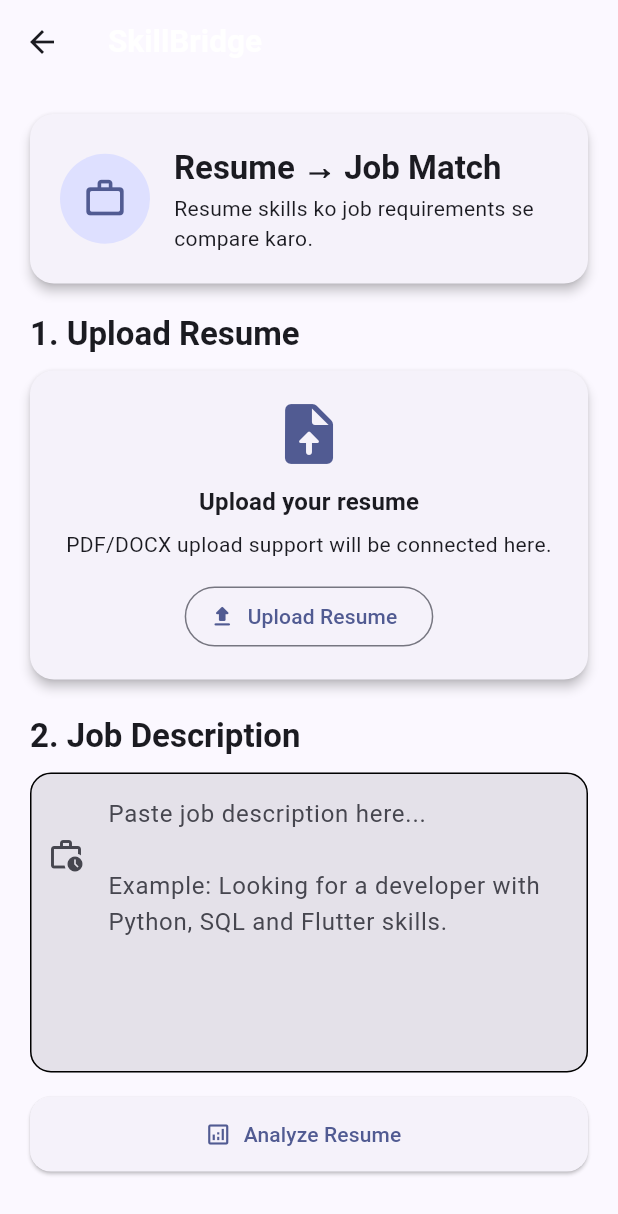
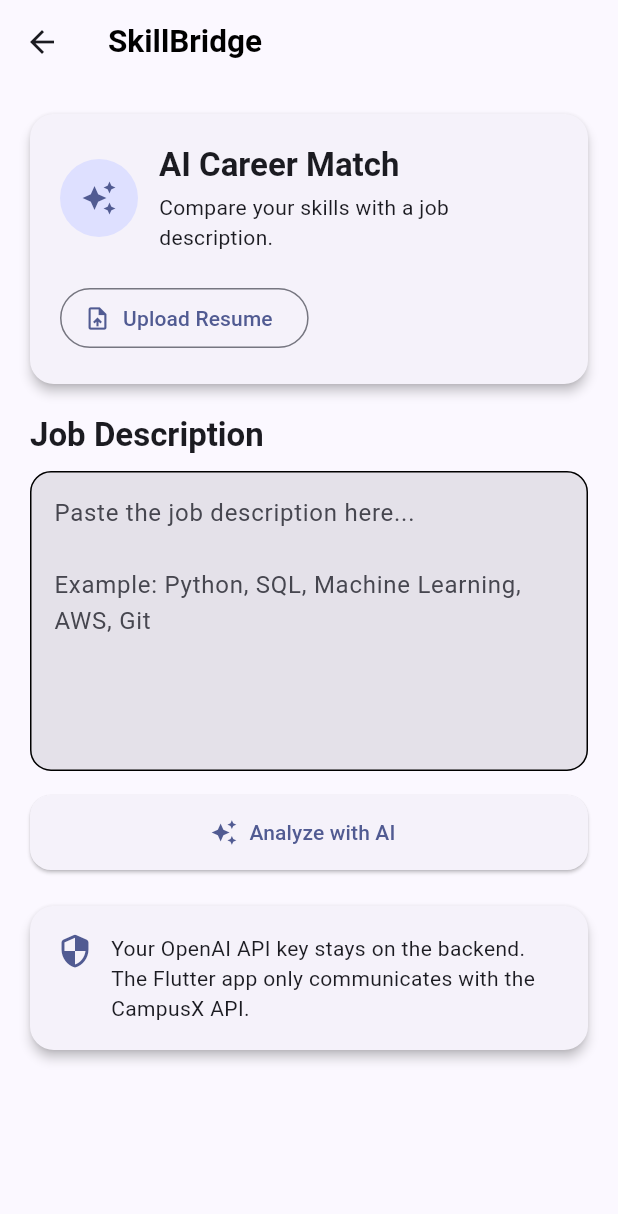
Before and after one commit to lalunishad90050-jpg/campusX, a Flutter app: the SkillBridgeScreen screen opened by its route, on a phone screen of 412 x 824 dp. Shown: the top 1214 px of the screen. Run offline on Flutter 3.47's test engine with Material 3 defaults, Android fonts, the phone set to English and light mode, and no system bars; our stand-ins replace cloud_firestore, firebase_auth, firebase_core, flutter_map, latlong2; accounts and stored records are empty.

Commit message:
Connect SkillBridge to online backend

```diff
--- a/lib/screens/skillbridge_screen.dart
+++ b/lib/screens/skillbridge_screen.dart
@@ -15,38 +15,15 @@ class _SkillBridgeScreenState extends State<SkillBridgeScreen> {
 
   bool resumeUploaded = false;
   bool isAnalyzing = false;
-  bool analysisDone = false;
 
   int matchPercentage = 0;
-
   List<String> matchedSkills = [];
   List<String> missingSkills = [];
+  List<Map<String, dynamic>> roadmap = [];
 
-  // Linux desktop par FastAPI same Chromebook par chal raha hai.
-  static const String apiUrl = 'http://127.0.0.1:8000/skillbridge/analyze';
-
-  final List<Map<String, dynamic>> roadmap = [
-    {
-      'week': 'Week 1',
-      'title': 'Python Fundamentals',
-      'topics': ['Variables & Data Types', 'Conditions & Loops', 'Functions'],
-    },
-    {
-      'week': 'Week 2',
-      'title': 'SQL Basics',
-      'topics': ['SELECT & WHERE', 'JOIN', 'GROUP BY'],
-    },
-    {
-      'week': 'Week 3',
-      'title': 'Data Analysis',
-      'topics': ['Pandas', 'Data Cleaning', 'Basic Visualization'],
-    },
-    {
-      'week': 'Week 4',
-      'title': 'Project & Resume',
-      'topics': ['Mini Project', 'GitHub', 'Resume Improvement'],
-    },
-  ];
+  // CampusX online AI backend
+  static const String apiUrl =
+      'https://campusx-backend-43jp.onrender.com/skillbridge/analyze';
 
   @override
   void dispose() {
@@ -57,10 +34,6 @@ class _SkillBridgeScreenState extends State<SkillBridgeScreen> {
   void uploadResume() {
     setState(() {
       resumeUploaded = true;
-      analysisDone = false;
-      matchPercentage = 0;
-      matchedSkills = [];
-      missingSkills = [];
     });
 
     showMessage('Resume uploaded successfully ✅');
@@ -68,53 +41,81 @@ class _SkillBridgeScreenState extends State<SkillBridgeScreen> {
 
   Future<void> analyzeResume() async {
     if (!resumeUploaded) {
-      showMessage('Pehle resume upload karo.');
+      showMessage('Please upload your resume first.');
       return;
     }
 
     if (jobController.text.trim().isEmpty) {
-      showMessage('Job description enter karo.');
+      showMessage('Please enter the job description.');
       return;
     }
 
     setState(() {
       isAnalyzing = true;
-      analysisDone = false;
     });
 
     try {
-      final response = await http.post(
+      final response = await http
+          .post(
             Uri.parse(apiUrl),
             headers: {'Content-Type': 'application/json'},
             body: jsonEncode({
               'resume_text': 'Python SQL Git Flutter Firebase Data Analysis Machine Learning Dart',
               'job_description': jobController.text.trim(),
             }),
-      );
+          )
+          .timeout(const Duration(seconds: 60));
+
+      if (response.statusCode != 200) {
+        String message = 'Server error: ${response.statusCode}';
+
+        try {
+          final errorData = jsonDecode(response.body);
+          message = errorData['detail']?.toString() ?? message;
+        } catch (_) {}
+
+        showMessage(message);
+        return;
+      }
+
+      final data = jsonDecode(response.body);
+
+      final newMatchPercentage =
+          (data['match_percentage'] as num?)?.toInt() ?? 0;
+
+      final newMatchedSkills =
+          (data['matched_skills'] as List?)
+              ?.map((item) => item.toString())
+              .toList() ??
+          [];
+
+      final newMissingSkills =
+          (data['missing_skills'] as List?)
+              ?.map((item) => item.toString())
+              .toList() ??
+          [];
+
+      final newRoadmap =
+          (data['roadmap'] as List?)
+              ?.whereType<Map>()
+              .map((item) => Map<String, dynamic>.from(item))
+              .toList() ??
+          [];
 
       if (!mounted) return;
 
-      if (response.statusCode == 200) {
-        final data = jsonDecode(response.body) as Map<String, dynamic>;
-
       setState(() {
-          matchPercentage = (data['match_percentage'] ?? 0) as int;
-
-          matchedSkills = List<String>.from(data['matched_skills'] ?? []);
-
-          missingSkills = List<String>.from(data['missing_skills'] ?? []);
-
-          analysisDone = true;
+        matchPercentage = newMatchPercentage;
+        matchedSkills = newMatchedSkills;
+        missingSkills = newMissingSkills;
+        roadmap = newRoadmap;
       });
 
-        showMessage('Resume analysis complete 🎯');
-      } else {
-        showMessage('Backend error: ${response.statusCode}');
-      }
+      showMessage('AI analysis completed successfully 🤖');
     } catch (e) {
       if (!mounted) return;
 
-      showMessage('Backend se connection nahi ho pa raha.');
+      showMessage('Backend se connection nahi ho pa raha. Please try again.');
     } finally {
       if (mounted) {
         setState(() {
@@ -124,17 +125,9 @@ class _SkillBridgeScreenState extends State<SkillBridgeScreen> {
     }
   }
 
-  void showMessage(String message) {
-    if (!mounted) return;
-
-    ScaffoldMessenger.of(context)
-      ..hideCurrentSnackBar()
-      ..showSnackBar(SnackBar(content: Text(message)));
-  }
-
   void showRoadmap() {
-    if (!analysisDone) {
-      showMessage('Pehle resume analysis complete karo.');
+    if (roadmap.isEmpty) {
+      showMessage('Analyze your resume first.');
       return;
     }
 
@@ -145,19 +138,17 @@ class _SkillBridgeScreenState extends State<SkillBridgeScreen> {
       builder: (context) {
         return SafeArea(
           child: SizedBox(
-            height: MediaQuery.of(context).size.height * 0.78,
+            height: MediaQuery.of(context).size.height * 0.75,
             child: Padding(
               padding: const EdgeInsets.fromLTRB(20, 8, 20, 20),
               child: Column(
                 crossAxisAlignment: CrossAxisAlignment.start,
                 children: [
                   Text(
-                    '1-Month Learning Roadmap',
+                    '4-Week Learning Roadmap',
                     style: Theme.of(context).textTheme.headlineSmall
                         ?.copyWith(fontWeight: FontWeight.bold),
                   ),
-                  const SizedBox(height: 6),
-                  const Text('Missing skills improve karne ke liye roadmap.'),
                   const SizedBox(height: 16),
                   Expanded(
                     child: ListView.separated(
@@ -166,27 +157,52 @@ class _SkillBridgeScreenState extends State<SkillBridgeScreen> {
                       itemBuilder: (context, index) {
                         final item = roadmap[index];
 
+                        final week = item['week'] ?? index + 1;
+                        final title = item['title'] ?? 'Learning Plan';
+
+                        final skills =
+                            (item['skills'] as List?)
+                                ?.map((skill) => skill.toString())
+                                .toList() ??
+                            [];
+
                         return Card(
-                          child: ExpansionTile(
-                            leading: CircleAvatar(child: Text('${index + 1}')),
-                            title: Text(
-                              item['title'].toString(),
+                          child: Padding(
+                            padding: const EdgeInsets.all(16),
+                            child: Column(
+                              crossAxisAlignment: CrossAxisAlignment.start,
+                              children: [
+                                Text(
+                                  'Week $week',
+                                  style: Theme.of(context).textTheme.titleMedium
+                                      ?.copyWith(
+                                        fontWeight: FontWeight.bold,
+                                        color: Theme.of(context)
+                                            .colorScheme
+                                            .primary,
+                                      ),
+                                ),
+                                const SizedBox(height: 6),
+                                Text(
+                                  title.toString(),
                                   style: const TextStyle(
                                     fontWeight: FontWeight.bold,
                                   ),
                                 ),
-                            subtitle: Text(item['week'].toString()),
-                            children: [
-                              for (final topic
-                                  in item['topics'] as List<String>)
-                                ListTile(
-                                  dense: true,
-                                  leading: const Icon(
-                                    Icons.check_circle_outline,
-                                  ),
-                                  title: Text(topic),
+                                if (skills.isNotEmpty) ...[
+                                  const SizedBox(height: 10),
+                                  Wrap(
+                                    spacing: 8,
+                                    runSpacing: 8,
+                                    children: skills
+                                        .map(
+                                          (skill) => Chip(label: Text(skill)),
+                                        )
+                                        .toList(),
                                   ),
                                 ],
+                              ],
+                            ),
                           ),
                         );
                       },
@@ -201,12 +217,25 @@ class _SkillBridgeScreenState extends State<SkillBridgeScreen> {
     );
   }
 
+  void showMessage(String message) {
+    if (!mounted) return;
+
+    ScaffoldMessenger.of(context)
+      ..hideCurrentSnackBar()
+      ..showSnackBar(SnackBar(content: Text(message)));
+  }
+
   @override
   Widget build(BuildContext context) {
     final theme = Theme.of(context);
 
     return Scaffold(
-      appBar: AppBar(title: const Text('SkillBridge')),
+      appBar: AppBar(
+        title: const Text(
+          'SkillBridge',
+          style: TextStyle(color: Colors.black, fontWeight: FontWeight.bold),
+        ),
+      ),
       body: SafeArea(
         child: SingleChildScrollView(
           padding: const EdgeInsets.all(20),
@@ -216,143 +245,98 @@ class _SkillBridgeScreenState extends State<SkillBridgeScreen> {
               Card(
                 child: Padding(
                   padding: const EdgeInsets.all(20),
-                  child: Row(
+                  child: Column(
+                    crossAxisAlignment: CrossAxisAlignment.start,
+                    children: [
+                      Row(
                         children: [
                           CircleAvatar(
-                        radius: 30,
-                        backgroundColor: theme.colorScheme.primaryContainer,
+                            radius: 26,
                             child: Icon(
-                          Icons.work_outline_rounded,
-                          size: 30,
+                              Icons.auto_awesome,
                               color: theme.colorScheme.primary,
                             ),
                           ),
-                      const SizedBox(width: 16),
+                          const SizedBox(width: 14),
                           Expanded(
                             child: Column(
                               crossAxisAlignment: CrossAxisAlignment.start,
                               children: [
                                 Text(
-                              'Resume → Job Match',
+                                  'AI Career Match',
                                   style: theme.textTheme.titleLarge?.copyWith(
                                     fontWeight: FontWeight.bold,
                                   ),
                                 ),
                                 const SizedBox(height: 4),
-                            Text(
-                              'Resume skills ko job requirements se compare karo.',
-                              style: theme.textTheme.bodyMedium,
+                                const Text(
+                                  'Compare your skills with a job description.',
                                 ),
                               ],
                             ),
                           ),
                         ],
                       ),
+                      const SizedBox(height: 20),
+                      OutlinedButton.icon(
+                        onPressed: isAnalyzing ? null : uploadResume,
+                        icon: Icon(
+                          resumeUploaded
+                              ? Icons.check_circle
+                              : Icons.upload_file,
+                        ),
+                        label: Text(
+                          resumeUploaded ? 'Resume Uploaded' : 'Upload Resume',
                         ),
                       ),
-
+                      if (resumeUploaded) ...[
+                        const SizedBox(height: 8),
+                        Text(
+                          'Demo resume loaded. PDF/DOCX file picker can be connected later.',
+                          style: theme.textTheme.bodySmall,
+                        ),
+                      ],
+                    ],
+                  ),
+                ),
+              ),
               const SizedBox(height: 20),
-
               Text(
-                '1. Upload Resume',
+                'Job Description',
                 style: theme.textTheme.titleLarge?.copyWith(
                   fontWeight: FontWeight.bold,
                 ),
               ),
-
               const SizedBox(height: 10),
-
-              Card(
-                child: Padding(
-                  padding: const EdgeInsets.all(18),
-                  child: Column(
-                    children: [
-                      Icon(
-                        resumeUploaded
-                            ? Icons.description_rounded
-                            : Icons.upload_file_rounded,
-                        size: 48,
-                        color: theme.colorScheme.primary,
-                      ),
-                      const SizedBox(height: 10),
-                      Text(
-                        resumeUploaded
-                            ? 'Resume uploaded successfully'
-                            : 'Upload your resume',
-                        style: theme.textTheme.titleMedium?.copyWith(
-                          fontWeight: FontWeight.bold,
+              TextField(
+                controller: jobController,
+                maxLines: 7,
+                decoration: const InputDecoration(
+                  hintText: 'Paste the job description here...\n\nExample: Python, SQL, Machine Learning, AWS, Git',
+                  alignLabelWithHint: true,
                 ),
               ),
-                      const SizedBox(height: 6),
+              const SizedBox(height: 16),
+              ElevatedButton.icon(
+                onPressed: isAnalyzing ? null : analyzeResume,
+                icon: isAnalyzing
+                    ? const SizedBox(
+                        width: 20,
+                        height: 20,
+                        child: CircularProgressIndicator(strokeWidth: 2),
+                      )
+                    : const Icon(Icons.auto_awesome),
+                label: Text(isAnalyzing ? 'Analyzing...' : 'Analyze with AI'),
+              ),
+              if (matchPercentage > 0 || matchedSkills.isNotEmpty) ...[
+                const SizedBox(height: 24),
                 Text(
-                        resumeUploaded
-                            ? 'Resume is ready for analysis.'
-                            : 'PDF/DOCX upload support will be connected here.',
-                        textAlign: TextAlign.center,
-                      ),
-                      const SizedBox(height: 14),
-                      OutlinedButton.icon(
-                        onPressed: uploadResume,
-                        icon: const Icon(Icons.upload_rounded),
-                        label: Text(
-                          resumeUploaded ? 'Replace Resume' : 'Upload Resume',
-                        ),
-                      ),
-                    ],
-                  ),
-                ),
-              ),
-
-              const SizedBox(height: 24),
-
-              Text(
-                '2. Job Description',
+                  'AI Analysis Result',
                   style: theme.textTheme.titleLarge?.copyWith(
                     fontWeight: FontWeight.bold,
                   ),
                 ),
-
-              const SizedBox(height: 10),
-
-              TextField(
-                controller: jobController,
-                maxLines: 7,
-                decoration: const InputDecoration(
-                  hintText: 'Paste job description here...\n\nExample: Looking for a developer with Python, SQL and Flutter skills.',
-                  alignLabelWithHint: true,
-                  prefixIcon: Padding(
-                    padding: EdgeInsets.only(bottom: 90),
-                    child: Icon(Icons.work_history_outlined),
-                  ),
-                ),
-              ),
-
-              const SizedBox(height: 16),
-
-              ElevatedButton.icon(
-                onPressed: isAnalyzing ? null : analyzeResume,
-                icon: isAnalyzing
-                    ? const SizedBox(
-                        height: 20,
-                        width: 20,
-                        child: CircularProgressIndicator(strokeWidth: 2),
-                      )
-                    : const Icon(Icons.analytics_outlined),
-                label: Text(isAnalyzing ? 'Analyzing...' : 'Analyze Resume'),
-              ),
-
-              const SizedBox(height: 24),
-
-              if (analysisDone) ...[
-                Text(
-                  '3. Match Result',
-                  style: theme.textTheme.titleLarge?.copyWith(
-                    fontWeight: FontWeight.bold,
-                  ),
-                ),
-
-                const SizedBox(height: 10),
-
+                const SizedBox(height: 12),
                 Card(
                   child: Padding(
                     padding: const EdgeInsets.all(20),
@@ -388,157 +372,51 @@ class _SkillBridgeScreenState extends State<SkillBridgeScreen> {
                             ],
                           ),
                         ),
-
+                        const SizedBox(height: 24),
+                        _SkillSection(
+                          title: 'Matched Skills',
+                          skills: matchedSkills,
+                          icon: Icons.check_circle_outline,
+                        ),
                         const SizedBox(height: 18),
-
-                        Text(
-                          matchPercentage >= 70
-                              ? 'Good match! 🎯'
-                              : 'Skills improve karne ki zarurat hai.',
-                          textAlign: TextAlign.center,
-                          style: theme.textTheme.bodyLarge,
+                        _SkillSection(
+                          title: 'Missing Skills',
+                          skills: missingSkills,
+                          icon: Icons.warning_amber_rounded,
                         ),
                       ],
                     ),
                   ),
                 ),
-
-                const SizedBox(height: 20),
-
-                Text(
-                  'Matched Skills',
-                  style: theme.textTheme.titleLarge?.copyWith(
-                    fontWeight: FontWeight.bold,
-                  ),
-                ),
-
-                const SizedBox(height: 10),
-
-                Card(
-                  child: Padding(
-                    padding: const EdgeInsets.all(12),
-                    child: matchedSkills.isEmpty
-                        ? const ListTile(
-                            title: Text('No matching skills found.'),
-                          )
-                        : Column(
-                            children: [
-                              for (final skill in matchedSkills)
-                                ListTile(
-                                  leading: CircleAvatar(
-                                    child: const Icon(Icons.check_rounded),
-                                  ),
-                                  title: Text(
-                                    skill,
-                                    style: const TextStyle(
-                                      fontWeight: FontWeight.bold,
-                                    ),
-                                  ),
+                const SizedBox(height: 14),
+                OutlinedButton.icon(
+                  onPressed: showRoadmap,
+                  icon: const Icon(Icons.route_rounded),
+                  label: const Text('View Learning Roadmap'),
                 ),
               ],
-                          ),
-                  ),
-                ),
-
-                const SizedBox(height: 20),
-                Text(
-                  'Missing Skills',
-                  style: theme.textTheme.titleLarge?.copyWith(
-                    fontWeight: FontWeight.bold,
-                  ),
-                ),
-
-                const SizedBox(height: 10),
-
+              const SizedBox(height: 24),
               Card(
-                  child: Padding(
-                    padding: const EdgeInsets.all(12),
-                    child: missingSkills.isEmpty
-                        ? const ListTile(
-                            leading: Icon(Icons.verified_rounded),
-                            title: Text('No major missing skills found 🎉'),
-                          )
-                        : Column(
-                            children: [
-                              for (final skill in missingSkills)
-                                ListTile(
-                                  leading: CircleAvatar(
-                                    backgroundColor:
-                                        theme.colorScheme.errorContainer,
-                                    child: Icon(
-                                      Icons.priority_high_rounded,
-                                      color: theme.colorScheme.error,
-                                    ),
-                                  ),
-                                  title: Text(
-                                    skill,
-                                    style: const TextStyle(
-                                      fontWeight: FontWeight.bold,
-                                    ),
-                                  ),
-                                ),
-                            ],
-                          ),
-                  ),
-                ),
-
-                const SizedBox(height: 20),
-
-                Card(
-                  child: ListTile(
-                    leading: const CircleAvatar(
-                      child: Icon(Icons.school_outlined),
-                    ),
-                    title: const Text(
-                      'Create Learning Roadmap',
-                      style: TextStyle(fontWeight: FontWeight.bold),
-                    ),
-                    subtitle: const Text('4-week plan based on your skills.'),
-                    trailing: const Icon(
-                      Icons.arrow_forward_ios_rounded,
-                      size: 16,
-                    ),
-                    onTap: showRoadmap,
-                  ),
-                ),
-              ],
-
-              const SizedBox(height: 24),
-
-              Card(
-                color: theme.colorScheme.primaryContainer,
                 child: Padding(
                   padding: const EdgeInsets.all(18),
                   child: Row(
                     crossAxisAlignment: CrossAxisAlignment.start,
                     children: [
                       Icon(
-                        Icons.cloud_done_rounded,
+                        Icons.security_rounded,
                         color: theme.colorScheme.primary,
                       ),
                       const SizedBox(width: 12),
                       Expanded(
                         child: Text(
-                          'SkillBridge ab FastAPI backend se connected hai. '
-                          'Advanced AI analysis baad me add karenge.',
-                          style: TextStyle(
-                            color: theme.colorScheme.onPrimaryContainer,
-                          ),
+                          'Your OpenAI API key stays on the backend. '
+                          'The Flutter app only communicates with the CampusX API.',
+                          style: theme.textTheme.bodyMedium,
                         ),
                       ),
                     ],
                   ),
                 ),
-              ),
-
-              const SizedBox(height: 16),
-
-              OutlinedButton.icon(
-                onPressed: () {
-                  showMessage('SkillBridge backend connected 🚀');
-                },
-                icon: const Icon(Icons.check_circle_outline),
-                label: const Text('Backend Connected'),
               ),
             ],
           ),
@@ -547,3 +425,47 @@ class _SkillBridgeScreenState extends State<SkillBridgeScreen> {
     );
   }
 }
+
+class _SkillSection extends StatelessWidget {
+  final String title;
+  final List<String> skills;
+  final IconData icon;
+
+  const _SkillSection({
+    required this.title,
+    required this.skills,
+    required this.icon,
+  });
+
+  @override
+  Widget build(BuildContext context) {
+    final theme = Theme.of(context);
+
+    return Column(
+      crossAxisAlignment: CrossAxisAlignment.start,
+      children: [
+        Row(
+          children: [
+            Icon(icon, size: 20, color: theme.colorScheme.primary),
+            const SizedBox(width: 8),
+            Text(
+              title,
+              style: theme.textTheme.titleMedium?.copyWith(
+                fontWeight: FontWeight.bold,
+              ),
+            ),
+          ],
+        ),
+        const SizedBox(height: 10),
+        if (skills.isEmpty)
+          const Text('None')
+        else
+          Wrap(
+            spacing: 8,
+            runSpacing: 8,
+            children: skills.map((skill) => Chip(label: Text(skill))).toList(),
+          ),
+      ],
+    );
+  }
+}
```
Lines whose indentation alone changed are shown as unchanged.
